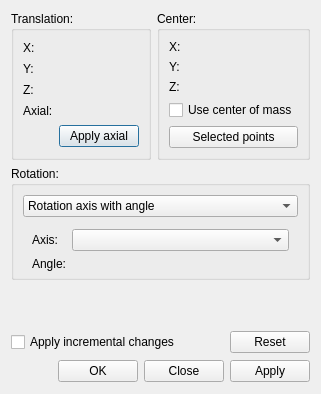
Before: the Qt Designer form src/Gui/Placement.ui in berndhahnebach/All_FreeCAD, drawn with Qt 5.
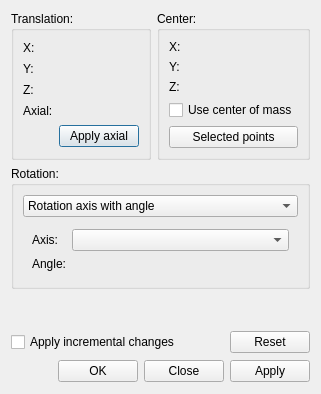
After: the same form once the commit is applied. Custom widgets are drawn as their Qt base class.

Commit message: Gui: [skip ci] restore bottom margin of group box in placement dialog

Diff of the .ui file:
```diff
--- a/src/Gui/Placement.ui
+++ b/src/Gui/Placement.ui
@@ -220,7 +220,7 @@
        <number>9</number>
       </property>
       <property name="bottomMargin">
-       <number>0</number>
+       <number>9</number>
       </property>
       <property name="spacing">
        <number>6</number>
```
